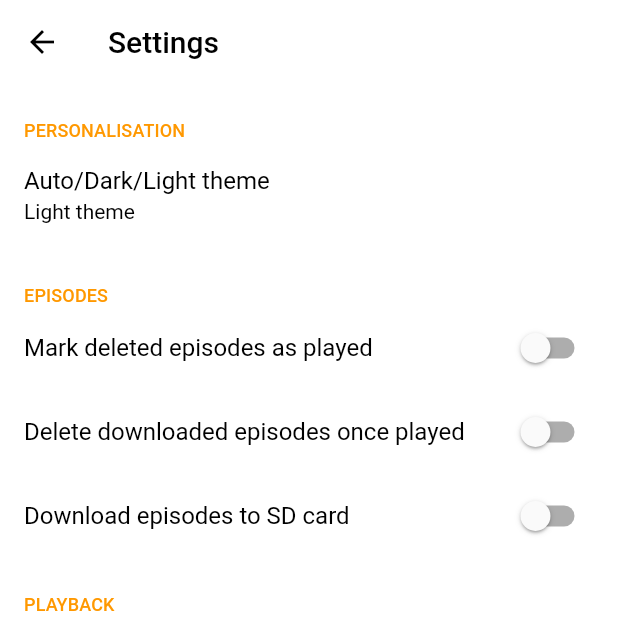
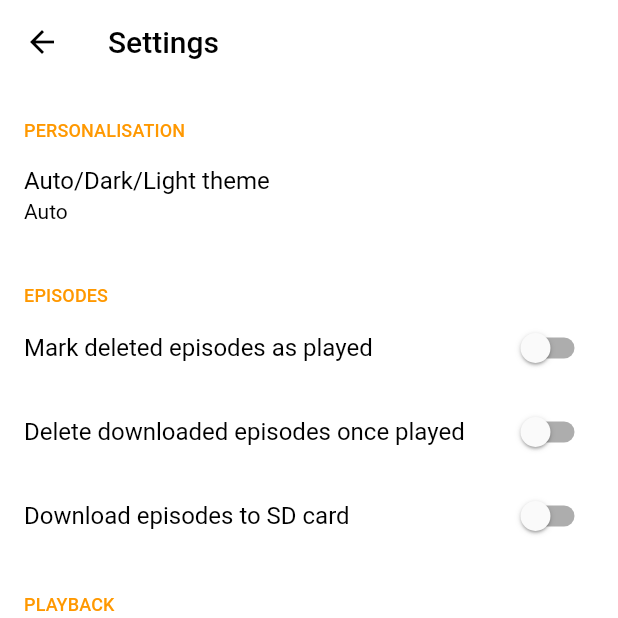
Before and after one commit to amugofjava/anytime_podcast_player, a Flutter app: the Settings screen opened directly, on a phone screen of 412 x 824 dp, the top half of it. Run offline on Flutter 3.47's test engine with Material 3 defaults, Android fonts, the phone set to English and light mode, and no system bars; our stand-ins replace app_links, audio_service, auto_size_text, connectivity_plus, device_info_plus, extended_image and 12 more; missing offline and left inert: flutter_dialogs, flutter_downloader, flutter_html_svg, flutter_html_table, mp3_info, podcast_search; accounts and stored records are empty; statements that could not run were skipped.

Commit message:
Use separate getter/setter for selected theme

```diff
--- a/lib/entities/app_settings.dart
+++ b/lib/entities/app_settings.dart
@@ -7,6 +7,9 @@ import 'package:anytime/entities/search_providers.dart';
 class AppSettings {
   /// The current theme name.
   final String theme;
+
+  /// The selected theme
+  final String selectedTheme;
 
   /// True if episodes are marked as played when deleted.
   final bool markDeletedEpisodesAsPlayed;
@@ -49,6 +52,7 @@ class AppSettings {
 
   AppSettings({
     required this.theme,
+    required this.selectedTheme,
     required this.markDeletedEpisodesAsPlayed,
     required this.deleteDownloadedPlayedEpisodes,
     required this.storeDownloadsSDCard,
@@ -66,6 +70,7 @@ class AppSettings {
 
   AppSettings.sensibleDefaults()
       : theme = 'dark',
+        selectedTheme = 'dark',
         markDeletedEpisodesAsPlayed = false,
         deleteDownloadedPlayedEpisodes = false,
         storeDownloadsSDCard = false,
@@ -82,6 +87,7 @@ class AppSettings {
 
   AppSettings copyWith({
     String? theme,
+    String? selectedTheme,
     bool? markDeletedEpisodesAsPlayed,
     bool? deleteDownloadedPlayedEpisodes,
     bool? storeDownloadsSDCard,
@@ -98,6 +104,7 @@ class AppSettings {
   }) =>
       AppSettings(
         theme: theme ?? this.theme,
+        selectedTheme: selectedTheme ?? this.selectedTheme,
         markDeletedEpisodesAsPlayed: markDeletedEpisodesAsPlayed ?? this.markDeletedEpisodesAsPlayed,
         deleteDownloadedPlayedEpisodes: deleteDownloadedPlayedEpisodes ?? this.deleteDownloadedPlayedEpisodes,
         storeDownloadsSDCard: storeDownloadsSDCard ?? this.storeDownloadsSDCard,
--- a/lib/services/settings/mobile_settings_service.dart
+++ b/lib/services/settings/mobile_settings_service.dart
@@ -72,12 +72,20 @@ class MobileSettingsService extends SettingsService {
 
   @override
   set themeMode(String mode) {
-    bool followSystem = _sharedPreferences.getString('theme') == ThemeMode.system.name;
+    settingsNotifier.sink.add('theme');
+  }
+
+  @override
+  String get selectedTheme {
+    var value = _sharedPreferences.getString('selectedTheme') ?? ThemeMode.system.name;
+
+    return value;
+  }
+
+  @override
+  set selectedTheme(String mode) {
     _sharedPreferences.setString('theme', mode);
-    settingsNotifier.sink.add('theme');
-    if (followSystem) {
-      _sharedPreferences.setString('theme', ThemeMode.system.name);
-    }
+    settingsNotifier.sink.add('selectedTheme');
   }
 
   @override
--- a/lib/services/settings/settings_service.dart
+++ b/lib/services/settings/settings_service.dart
@@ -12,6 +12,10 @@ abstract class SettingsService {
   String get themeMode;
 
   set themeMode(String mode);
+
+  String get selectedTheme;
+
+  set selectedTheme(String mode);
 
   bool get markDeletedEpisodesAsPlayed;
 
--- a/lib/ui/settings/theme_select.dart
+++ b/lib/ui/settings/theme_select.dart
@@ -50,10 +50,11 @@ class _ThemeSelectWidgetState extends State<ThemeSelectWidget> {
                                       dense: true,
                                       contentPadding: const EdgeInsets.symmetric(horizontal: 0.0),
                                       value: ThemeMode.system.name,
-                                      groupValue: snapshot.data!.theme,
+                                      groupValue: snapshot.data!.selectedTheme,
                                       onChanged: (String? value) {
                                         setState(() {
-                                          settingsBloc.themeMode(value ?? ThemeMode.system.name);
+                                          settingsBloc.selectedTheme(value ?? ThemeMode.system.name);
+                                          settingsBloc.themeMode(value ?? ThemeMode.light.name);
 
                                           Navigator.pop(context);
                                         });
@@ -64,9 +65,10 @@ class _ThemeSelectWidgetState extends State<ThemeSelectWidget> {
                                         dense: true,
                                         contentPadding: const EdgeInsets.symmetric(horizontal: 0.0),
                                         value: ThemeMode.light.name,
-                                        groupValue: snapshot.data!.theme,
+                                        groupValue: snapshot.data!.selectedTheme,
                                         onChanged: (String? value) {
                                           setState(() {
+                                            settingsBloc.selectedTheme(value ?? ThemeMode.light.name);
                                             settingsBloc.themeMode(value ?? ThemeMode.light.name);
 
                                             Navigator.pop(context);
@@ -78,9 +80,10 @@ class _ThemeSelectWidgetState extends State<ThemeSelectWidget> {
                                         dense: true,
                                         contentPadding: const EdgeInsets.symmetric(horizontal: 0.0),
                                         value: ThemeMode.dark.name,
-                                        groupValue: snapshot.data!.theme,
+                                        groupValue: snapshot.data!.selectedTheme,
                                         onChanged: (String? value) {
                                           setState(() {
+                                            settingsBloc.selectedTheme(value ?? ThemeMode.dark.name);
                                             settingsBloc.themeMode(value ?? ThemeMode.dark.name);
 
                                             Navigator.pop(context);
@@ -103,9 +106,9 @@ class _ThemeSelectWidgetState extends State<ThemeSelectWidget> {
   }
 
   Text updateSubtitle(AppSettings settings) {
-    if (settings.theme == ThemeMode.light.name) {
+    if (settings.selectedTheme == ThemeMode.light.name) {
       return Text(L.of(context)!.settings_theme_value_light);
-    } else if (settings.theme == ThemeMode.dark.name) {
+    } else if (settings.selectedTheme == ThemeMode.dark.name) {
       return Text(L.of(context)!.settings_theme_value_dark);
     }
 
```
Also changed, not shown: lib/bloc/settings/settings_bloc.dart (+20 -0 lines), 1 other file.
